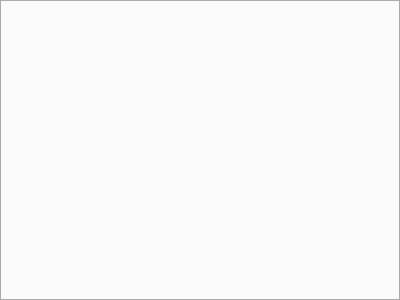
This is App/panes/db/table_scheme_widget.ui in fengzhu2007/anycode as Qt 5 draws it before an edit. The edited form follows.
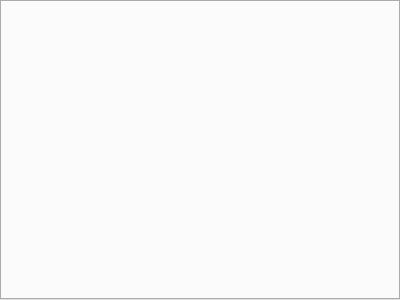
This is the edited form.

Patch:
```diff
--- a/App/panes/db/table_scheme_widget.ui
+++ b/App/panes/db/table_scheme_widget.ui
@@ -32,7 +32,7 @@
    <item>
     <widget class="QTabWidget" name="tabWidget">
      <property name="tabPosition">
-      <enum>QTabWidget::South</enum>
+      <enum>QTabWidget::North</enum>
      </property>
     </widget>
    </item>
```
